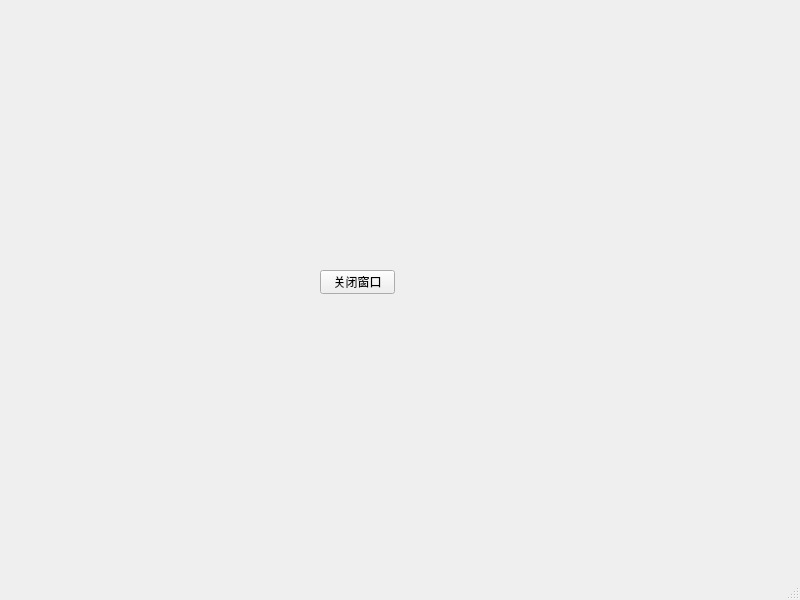
Above: designer/singal_and_slot.ui from ArthurJ326/100test before the change. Below: the same form after it.
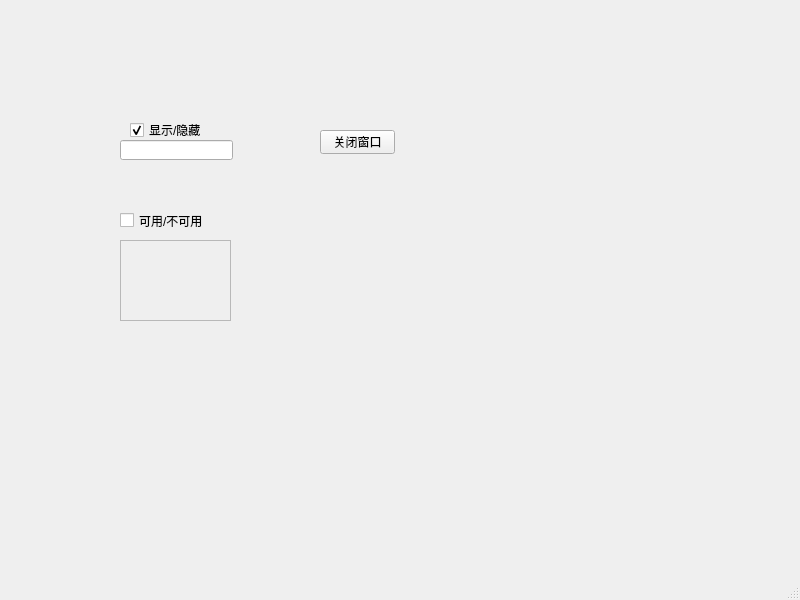
That is the form after the change.

Commit message: singal and slot

What changed in the file:
```diff
--- a/designer/singal_and_slot.ui
+++ b/designer/singal_and_slot.ui
@@ -18,7 +18,7 @@
     <property name="geometry">
      <rect>
       <x>320</x>
-      <y>270</y>
+      <y>130</y>
       <width>75</width>
       <height>24</height>
      </rect>
@@ -30,6 +30,61 @@
      <string>关闭窗口</string>
     </property>
    </widget>
+   <widget class="QCheckBox" name="checkBox">
+    <property name="geometry">
+     <rect>
+      <x>130</x>
+      <y>120</y>
+      <width>79</width>
+      <height>20</height>
+     </rect>
+    </property>
+    <property name="text">
+     <string>显示/隐藏</string>
+    </property>
+    <property name="checked">
+     <bool>true</bool>
+    </property>
+   </widget>
+   <widget class="QCheckBox" name="checkBox_2">
+    <property name="geometry">
+     <rect>
+      <x>120</x>
+      <y>210</y>
+      <width>101</width>
+      <height>21</height>
+     </rect>
+    </property>
+    <property name="text">
+     <string>可用/不可用</string>
+    </property>
+    <property name="checked">
+     <bool>false</bool>
+    </property>
+   </widget>
+   <widget class="QLineEdit" name="lineEdit">
+    <property name="geometry">
+     <rect>
+      <x>120</x>
+      <y>140</y>
+      <width>113</width>
+      <height>20</height>
+     </rect>
+    </property>
+   </widget>
+   <widget class="QTextEdit" name="textEdit">
+    <property name="enabled">
+     <bool>false</bool>
+    </property>
+    <property name="geometry">
+     <rect>
+      <x>120</x>
+      <y>240</y>
+      <width>111</width>
+      <height>81</height>
+     </rect>
+    </property>
+   </widget>
   </widget>
   <widget class="QMenuBar" name="menubar">
    <property name="geometry">
```
Left out of the diff: 34 changed lines with no effect on the pictures. The commit also changes 1 other file.
